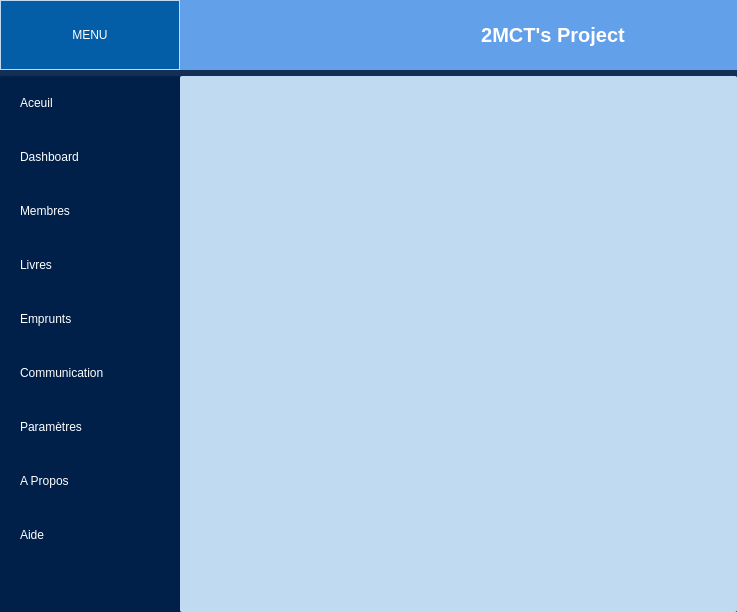
First picture: the form in bibli/mainwindow.ui, repository 2MCT/projet_final, before the edit.
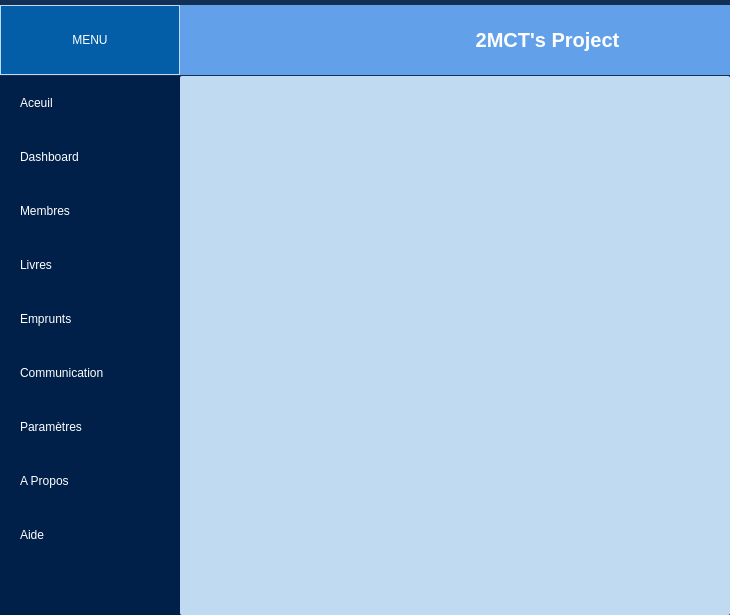
Second picture: the form after the edit. Icons and pictures are not drawn.

```diff
--- a/bibli/mainwindow.ui
+++ b/bibli/mainwindow.ui
@@ -6,8 +6,8 @@
    <rect>
     <x>0</x>
     <y>0</y>
-    <width>737</width>
-    <height>612</height>
+    <width>730</width>
+    <height>615</height>
    </rect>
   </property>
   <property name="windowTitle">
@@ -63,7 +63,7 @@
     <property name="bottomMargin">
      <number>0</number>
     </property>
-    <item alignment="Qt::AlignTop">
+    <item>
      <widget class="QFrame" name="header">
       <property name="minimumSize">
        <size>
```
Left out of the diff: 5 changed lines with no effect on the pictures.
